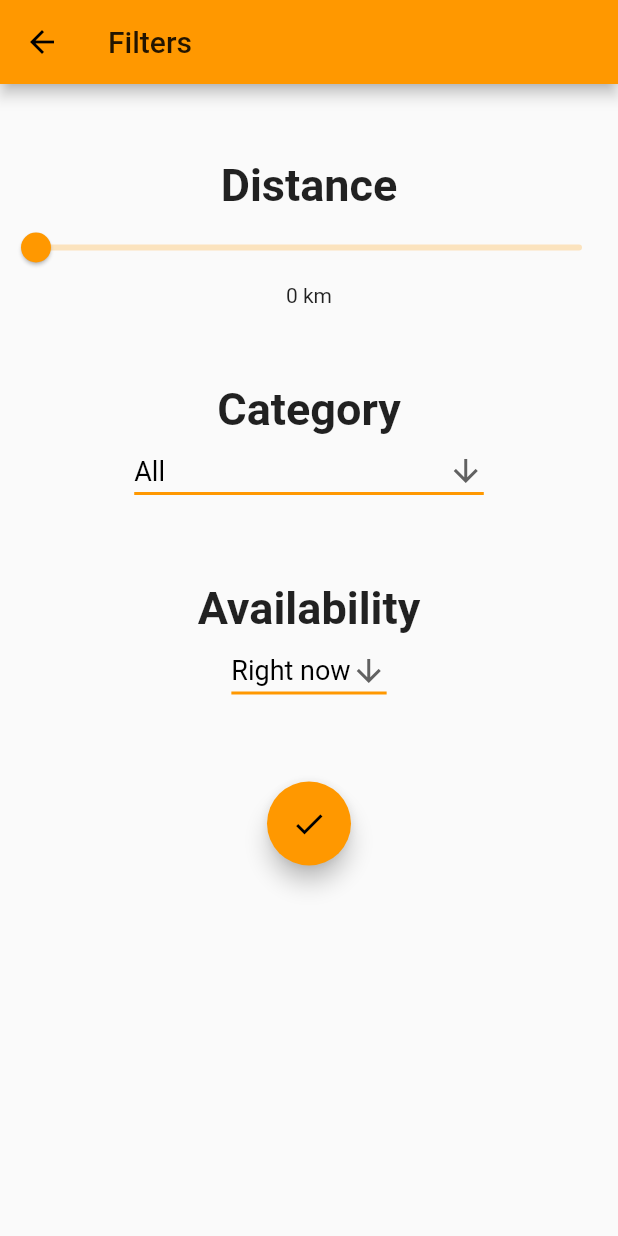
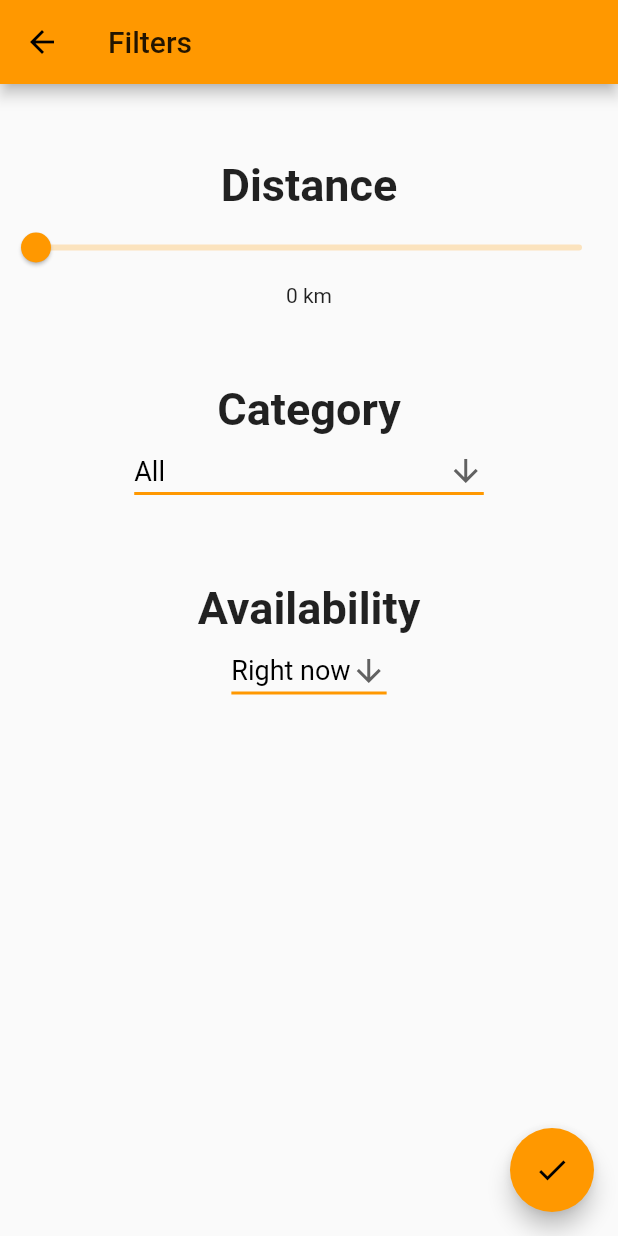
Before and after one commit to Sowdiyeah/kitley, a Flutter app: the FilterPage screen opened directly, on a phone screen of 412 x 824 dp. Run offline on Flutter 3.47's test engine with Material 2 defaults, Android fonts, the phone set to English and light mode, and no system bars; our stand-ins replace cached_network_image, cloud_firestore, firebase_auth, geolocator, google_sign_in, shared_preferences; accounts and stored records are empty.

Commit message:
Put _saveFilters in lambda to fix typing issue

```diff
--- a/lib/pages/filters_page.dart
+++ b/lib/pages/filters_page.dart
@@ -13,7 +13,16 @@ class _FilterPageState extends State<FilterPage> {
   String _distanceString = '0 km';
 
   //TODO: use the enum categories
-  List<String> _categories = ['All', 'Kitchen', 'Tools', 'Food', 'Electronics', 'Clothing', 'Consumable maintenance', 'Other'];
+  List<String> _categories = [
+    'All',
+    'Kitchen',
+    'Tools',
+    'Food',
+    'Electronics',
+    'Clothing',
+    'Consumable maintenance',
+    'Other',
+  ];
   String _currentCategorySelected = 'All';
 
   List<String> _availabilities = ['Right now', 'Today', 'All'];
@@ -42,12 +51,8 @@ class _FilterPageState extends State<FilterPage> {
     Navigator.pop(context);
   }
 
-
-
   @override
   Widget build(BuildContext context) {
-
-
     return Scaffold(
       appBar: AppBar(title: Text('Filters')),
       body: ListView(
@@ -59,11 +64,12 @@ class _FilterPageState extends State<FilterPage> {
           SizedBox(height: 50),
           availabilitySection(),
           SizedBox(height: 50),
-          saveButton(),
         ],
       ),
+      floatingActionButton: saveButton(),
     );
   }
+
   //TODO: slider exponential
   Widget distanceSection() {
     return Column(
@@ -77,10 +83,10 @@ class _FilterPageState extends State<FilterPage> {
           onChanged: (newValue) {
             setState(() {
               _sliderValue = newValue;
-              _distance = exp(pow((_sliderValue/60),2))-1;
-              if(_distance>15.0){
+              _distance = exp(pow((_sliderValue / 60), 2)) - 1;
+              if (_distance > 15.0) {
                 _distanceString = '15km+';
-              }else{
+              } else {
                 _distanceString = _distance.toStringAsFixed(2) + 'km';
               }
             });
@@ -156,8 +162,9 @@ class _FilterPageState extends State<FilterPage> {
   Widget saveButton() {
     return FloatingActionButton(
       child: Icon(Icons.check),
-      //onPressed: _saveFilters(context),
+      onPressed: () {
+        _saveFilters(context);
+      },
     );
   }
-
 }
```
